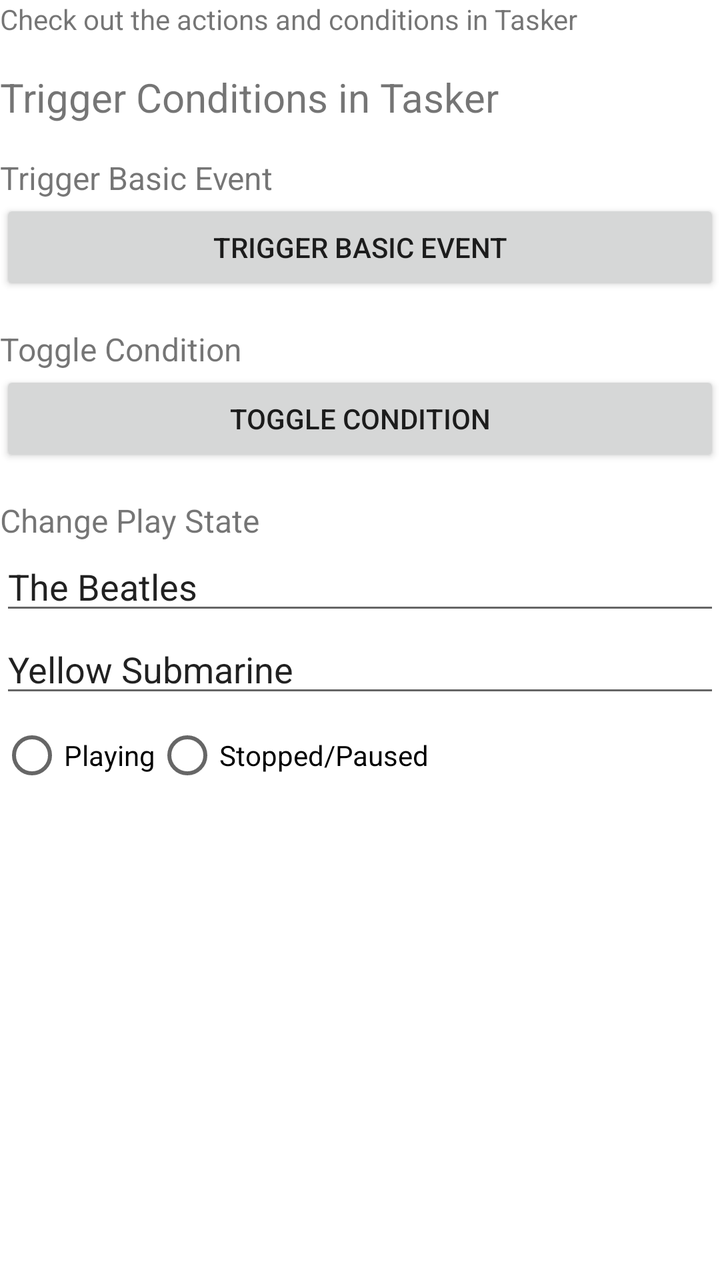
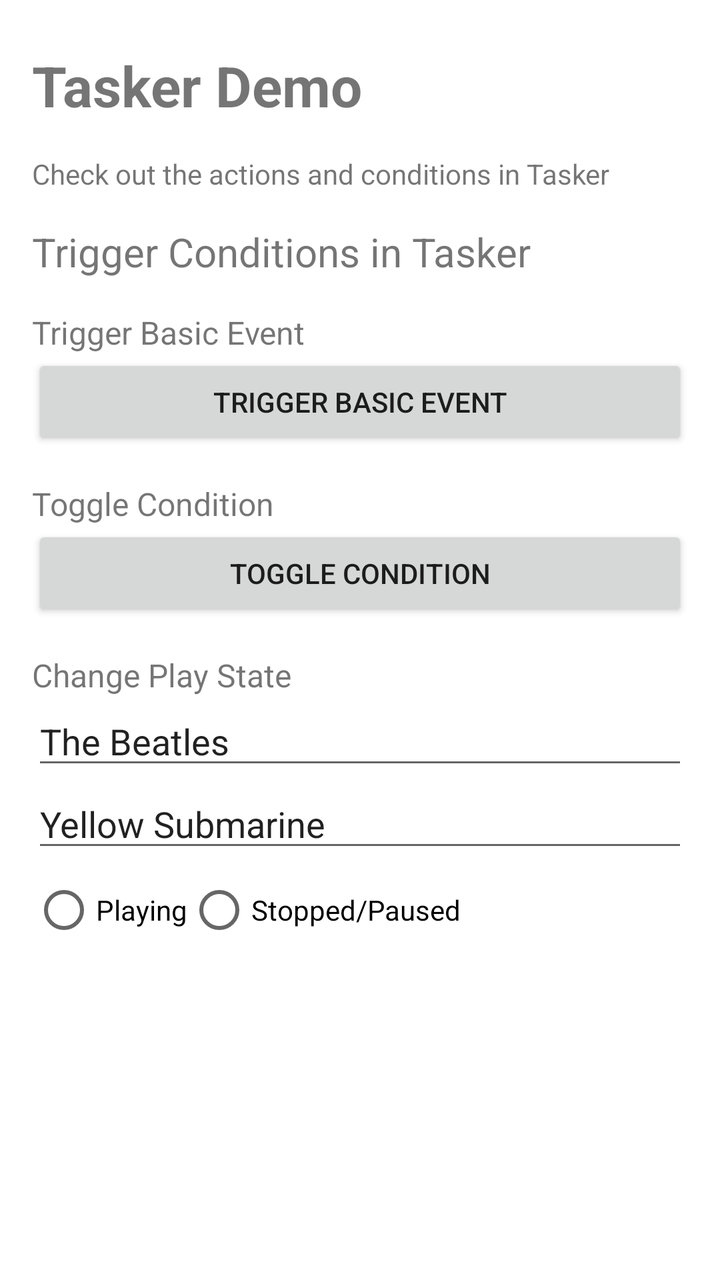

Two renders of the same Android screen: before a commit and after it. Below are the layout's source before the change and the commit's diff.
<!-- AndroidManifest.xml: fallback theme Theme.MaterialComponents.DayNight.NoActionBar -->
<!-- res/layout/activity_main.xml -->
<?xml version="1.0" encoding="utf-8"?>
<LinearLayout xmlns:android="http://schemas.android.com/apk/res/android"
    android:layout_width="match_parent"
    android:layout_height="match_parent"
    android:orientation="vertical">

    <TextView
        android:id="@+id/textView"
        android:layout_width="match_parent"
        android:layout_height="wrap_content"
        android:text="Check out the actions and conditions in Tasker" />

    <TextView
        android:id="@+id/textView2"
        android:layout_width="match_parent"
        android:layout_height="wrap_content"
        android:layout_marginTop="16dp"
        android:text="Trigger Conditions in Tasker"
        android:textSize="20sp" />
    <TextView
        android:layout_width="match_parent"
        android:layout_height="wrap_content"
        android:layout_marginTop="16dp"
        android:text="Trigger Basic Event"
        android:textSize="16sp" />

    <Button
        android:id="@+id/buttonTriggerBasicEvent"
        android:layout_width="match_parent"
        android:layout_height="wrap_content"
        android:text="Trigger Basic Event" />
    <TextView
        android:layout_width="match_parent"
        android:layout_height="wrap_content"
        android:layout_marginTop="16dp"
        android:text="Toggle Condition"
        android:textSize="16sp" />

    <Button
        android:id="@+id/buttonToggleCondition"
        android:layout_width="match_parent"
        android:layout_height="wrap_content"
        android:text="Toggle Condition" />

    <TextView
        android:id="@+id/textViewChangePlayState"
        android:layout_width="match_parent"
        android:layout_height="wrap_content"
        android:layout_marginTop="16dp"
        android:text="Change Play State"
        android:textSize="16sp" />

    <EditText
        android:id="@+id/editTextArtist"
        android:layout_width="match_parent"
        android:layout_height="wrap_content"
        android:ems="10"
        android:hint="Artist Name"
        android:inputType="textPersonName"
        android:text="The Beatles" />

    <EditText
        android:id="@+id/editTextSong"
        android:layout_width="match_parent"
        android:layout_height="wrap_content"
        android:ems="10"
        android:hint="Song Name"
        android:inputType="textPersonName"
        android:text="Yellow Submarine" />

    <RadioGroup
        android:layout_width="wrap_content"
        android:layout_height="wrap_content"
        android:orientation="horizontal">

        <RadioButton
            android:id="@+id/radioPlaying"
            android:layout_width="match_parent"
            android:layout_height="wrap_content"
            android:text="@string/playing" />

        <RadioButton
            android:id="@+id/radioStopped"
            android:layout_width="match_parent"
            android:layout_height="wrap_content"
            android:text="@string/stopped_paused" />
    </RadioGroup>

</LinearLayout>
<!-- resources referenced by this layout -->
<resources>
  <string name="playing">Playing</string>
  <string name="stopped_paused">Stopped/Paused</string>
</resources>

<!-- the commit's change to res/layout/activity_main.xml (unified diff, before → after) -->
@@ -1,8 +1,22 @@
 <?xml version="1.0" encoding="utf-8"?>
-<LinearLayout xmlns:android="http://schemas.android.com/apk/res/android"
+<ScrollView xmlns:android="http://schemas.android.com/apk/res/android"
     android:layout_width="match_parent"
-    android:layout_height="match_parent"
-    android:orientation="vertical">
+    android:layout_height="match_parent">
+
+    <LinearLayout
+        android:layout_width="match_parent"
+        android:layout_height="wrap_content"
+        android:orientation="vertical"
+        android:padding="16dp">
+
+    <TextView
+        android:layout_width="match_parent"
+        android:layout_height="wrap_content"
+        android:text="Tasker Demo"
+        android:textSize="28sp"
+        android:textStyle="bold"
+        android:layout_marginTop="8dp"
+        android:layout_marginBottom="16dp" />
 
     <TextView
         android:id="@+id/textView"
@@ -86,4 +100,7 @@
             android:text="@string/stopped_paused" />
     </RadioGroup>
 
-</LinearLayout>
+
+    </LinearLayout>
+
+</ScrollView>
